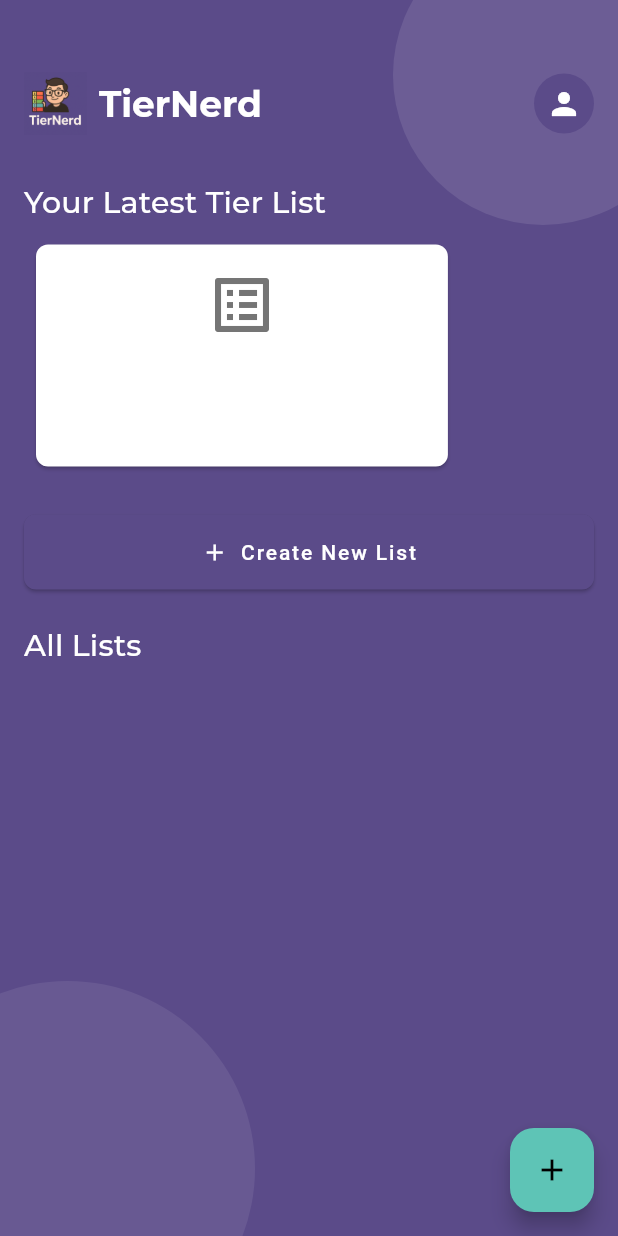
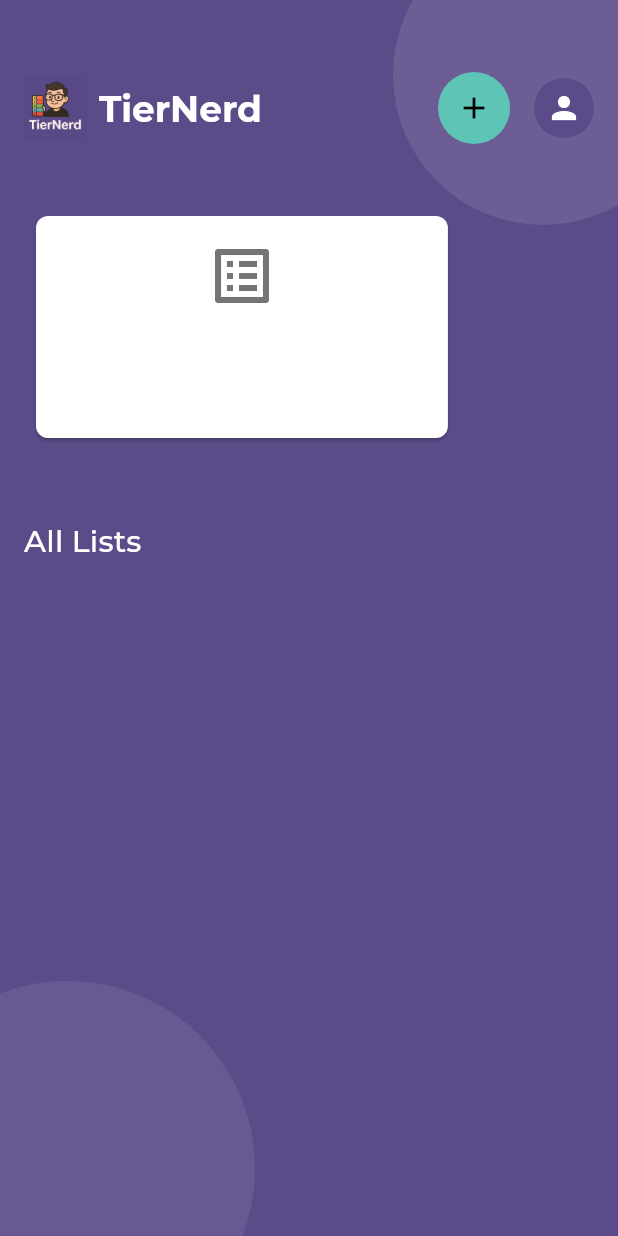
Before and after one commit to Waxmard/rinking-epp, a Flutter app: the HomeScreen screen opened by its route, on a phone screen of 412 x 824 dp. Run offline on Flutter 3.47's test engine with Material 3 defaults, Android fonts, the phone set to English and light mode, and no system bars; our stand-ins replace flutter_dotenv, flutter_secure_storage, google_fonts, google_sign_in; accounts and stored records are empty; network calls fail.

Commit message:
refactor: streamline home screen buttons and layout
Remove unnecessary floating action and create new list buttons
from the home screen. Replace them with an add button in the
header for improved UI consistency and simplicity. Adjust the
header comments to reflect the new layout and eliminate
redundant elements for a cleaner design.

```diff
--- a/ui/lib/screens/home_screen.dart
+++ b/ui/lib/screens/home_screen.dart
@@ -94,7 +94,7 @@ class _HomeScreenState extends State<HomeScreen> {
               child: Column(
                 crossAxisAlignment: CrossAxisAlignment.start,
                 children: [
-                  // Header row with logo and profile
+                  // Header row with logo, add button, and profile
                   Row(
                     mainAxisAlignment: MainAxisAlignment.spaceBetween,
                     children: [
@@ -123,6 +123,25 @@ class _HomeScreenState extends State<HomeScreen> {
                         ),
                       ),
 
+                      // Action buttons
+                      Row(
+                        children: [
+                          // Add new list button
+                          Container(
+                            margin: const EdgeInsets.only(right: 16),
+                            decoration: BoxDecoration(
+                              color: AppTheme.accentColor,
+                              shape: BoxShape.circle,
+                            ),
+                            child: IconButton(
+                              onPressed: () {
+                                // TODO: Navigate to create list screen
+                              },
+                              icon: const Icon(Icons.add, color: Colors.black),
+                              tooltip: 'Create New List',
+                            ),
+                          ),
+
                           // Profile avatar
                           GestureDetector(
                             onTap: () {
@@ -142,6 +161,8 @@ class _HomeScreenState extends State<HomeScreen> {
                           ),
                         ],
                       ),
+                    ],
+                  ),
 
                   const SizedBox(height: 24),
                   // No greeting or username needed
@@ -158,10 +179,7 @@ class _HomeScreenState extends State<HomeScreen> {
               child: Column(
                 crossAxisAlignment: CrossAxisAlignment.start,
                 children: [
-                  Text(
-                    'Your Latest Tier List',
-                    style: theme.textTheme.titleLarge?.copyWith(color: Colors.white),
-                  ),
+                  // No header text needed
                   const SizedBox(height: 8),
                   if (listProvider.isLoading && listProvider.recentList == null)
                     const Center(child: CircularProgressIndicator()),
@@ -196,17 +214,7 @@ class _HomeScreenState extends State<HomeScreen> {
                     ),
                   const SizedBox(height: 24),
 
-                  // Create New List Button
-                  ElevatedButton.icon(
-                    onPressed: () {
-                      // TODO: Navigate to create list screen
-                    },
-                    icon: const Icon(Icons.add),
-                    label: const Text('Create New List'),
-                    style: ElevatedButton.styleFrom(
-                      minimumSize: const Size.fromHeight(50),
-                    ),
-                  ),
+                  // No Create New List button needed here anymore
                   const SizedBox(height: 24),
 
                   // All Lists Section Title
@@ -270,13 +278,7 @@ class _HomeScreenState extends State<HomeScreen> {
           ),
         ),
       ),
-      floatingActionButton: FloatingActionButton(
-        onPressed: () {
-          // TODO: Navigate to create list screen (same as the button)
-        },
-        child: const Icon(Icons.add),
-        tooltip: 'Create New List',
-      ),
+      // No floating action button needed as we have the + button in header
     );
   }
 
```
Lines whose indentation alone changed are shown as unchanged.
